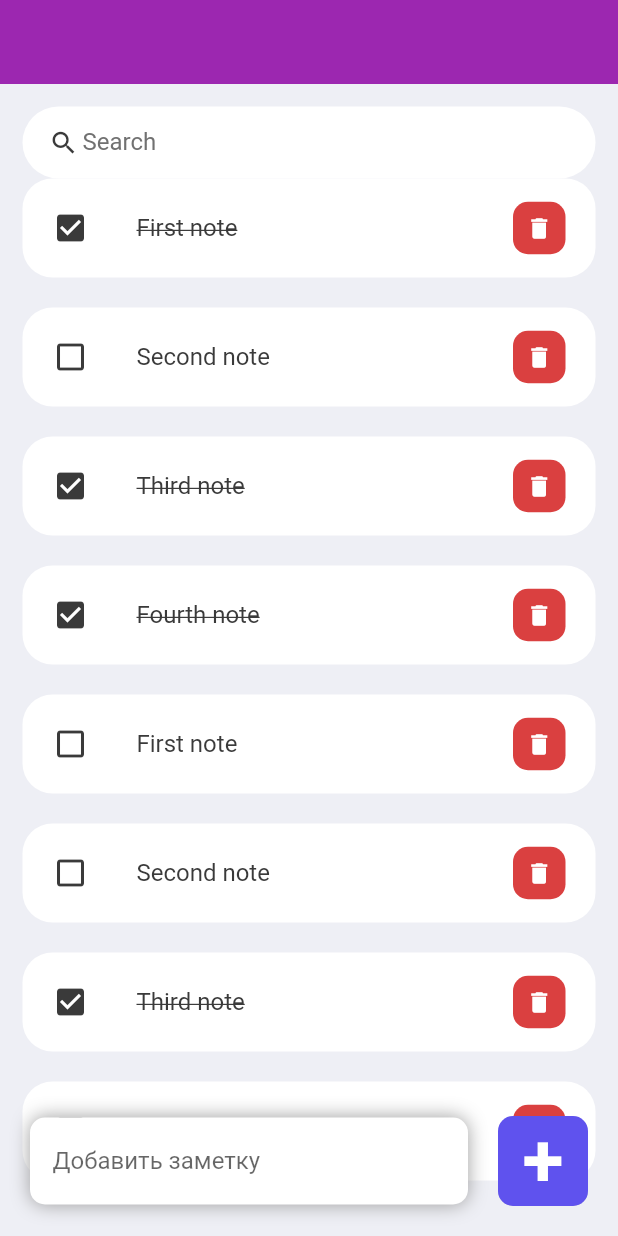
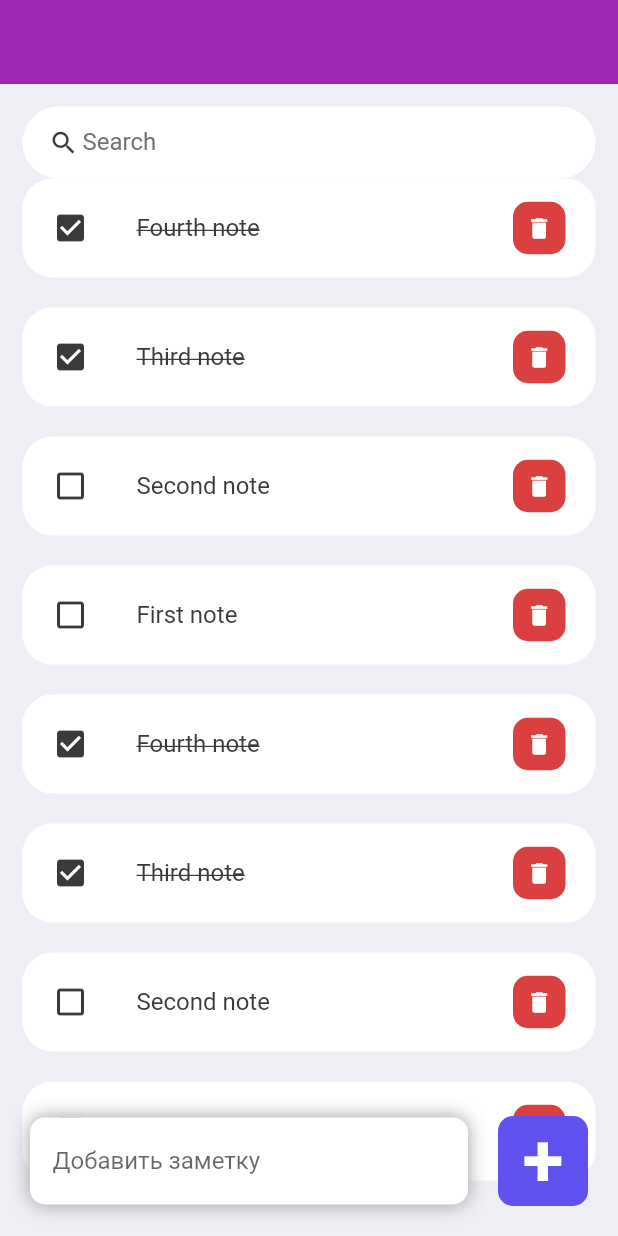
Before and after one commit to KhusseinGashimov/note, a Flutter app: the screen it shows after launch, on a phone screen of 412 x 824 dp. Run offline on Flutter 3.47's test engine with Material 2 defaults, Android fonts, the phone set to English and light mode, and no system bars.

Commit message:
done project

```diff
--- a/lib/HomePage.dart
+++ b/lib/HomePage.dart
@@ -1,3 +1,4 @@
+
 import 'package:flutter/material.dart';
 import 'package:note/constant.dart';
 import 'package:note/notes.dart';
@@ -5,7 +6,7 @@ import 'package:note/notes.dart';
 import 'Note.dart';
 
 class HomePage extends StatefulWidget {
-  HomePage({Key? key}) : super(key: key);
+  const HomePage({Key? key}) : super(key: key);
 
   @override
   State<HomePage> createState() => _HomePageState();
@@ -33,7 +34,7 @@ class _HomePageState extends State<HomePage> {
         body: Stack(
           children: [
             Container(
-              padding: EdgeInsets.symmetric(vertical: 15, horizontal: 15),
+              padding: const EdgeInsets.symmetric(vertical: 15, horizontal: 15),
               child: Column(
                 children: [
                   Container(
@@ -43,7 +44,7 @@ class _HomePageState extends State<HomePage> {
                         borderRadius: BorderRadius.circular(30)),
                     child: TextField(
                       onChanged: (value)=>_runFilter(value),
-                      decoration: InputDecoration(
+                      decoration: const InputDecoration(
                           contentPadding: EdgeInsets.all(0),
                           prefixIcon: Icon(
                             Icons.search,
@@ -60,7 +61,7 @@ class _HomePageState extends State<HomePage> {
                   Expanded(
                     child: ListView(
                       children: [
-                        for (Note notee in _foundNote)
+                        for (Note notee in _foundNote.reversed)
                           Notes(
                               note: notee,
                               onNoteChanged: _handleNoteChange,
@@ -77,8 +78,8 @@ class _HomePageState extends State<HomePage> {
                 children: [
                   Expanded(
                       child: Container(
-                    padding: EdgeInsets.symmetric(horizontal: 15, vertical: 5),
-                    margin: EdgeInsets.only(bottom: 20, right: 20, left: 20),
+                    padding: const EdgeInsets.symmetric(horizontal: 15, vertical: 5),
+                    margin: const EdgeInsets.only(bottom: 20, right: 20, left: 20),
                     decoration: BoxDecoration(
                       color: Colors.white,
                       boxShadow: const [
@@ -92,29 +93,29 @@ class _HomePageState extends State<HomePage> {
                     ),
                     child: TextField(
                       controller: _noteController,
-                      decoration: InputDecoration(
+                      decoration: const InputDecoration(
                         hintText: "Добавить заметку",
                         border: InputBorder.none,
                       ),
                     ),
                   )),
                   Container(
-                    margin: EdgeInsets.only(bottom: 20, right: 20),
+                    margin: const EdgeInsets.only(bottom: 20, right: 20),
                     child: ClipRRect(
                       borderRadius: BorderRadius.circular(10),
                       child: ElevatedButton(
                         onPressed: () {
                           _addNoteController(_noteController.text);
                         },
-                        child: Text(
+                        style: ElevatedButton.styleFrom(
+                            backgroundColor: tdBlue,
+                            minimumSize: const Size(60, 60),
+                            elevation: 10),
+                        child: const Text(
                           '+',
                           style: TextStyle(
                               fontSize: 50, fontWeight: FontWeight.bold),
                         ),
-                        style: ElevatedButton.styleFrom(
-                            primary: tdBlue,
-                            minimumSize: Size(60, 60),
-                            elevation: 10),
                       ),
                     ),
                   )
@@ -142,13 +143,14 @@ class _HomePageState extends State<HomePage> {
 
   void _runFilter(String enteredKey) {
     List<Note> results = [];
-    if (enteredKey.isEmpty)
+    if (enteredKey.isEmpty) {
       results = noteList;
-    else
+    } else {
       results = noteList
           .where((item) =>
               item.noteName!.toLowerCase().contains(enteredKey.toLowerCase()))
           .toList();
+    }
 
     setState(() {
       _foundNote =results;
--- a/lib/notes.dart
+++ b/lib/notes.dart
@@ -12,14 +12,14 @@ class Notes extends StatelessWidget {
   @override
   Widget build(BuildContext context) {
     return Container(
-      margin: EdgeInsets.only(bottom: 20),
+      margin: const EdgeInsets.only(bottom: 20),
       child: ListTile(
         onTap: () {
           onNoteChanged(note);
         },
         shape: RoundedRectangleBorder(borderRadius: BorderRadius.circular(20)),
         tileColor: Colors.white,
-        contentPadding: EdgeInsets.symmetric(horizontal: 20, vertical: 5),
+        contentPadding: const EdgeInsets.symmetric(horizontal: 20, vertical: 5),
         leading: Icon(
           note.isDone ? Icons.check_box : Icons.check_box_outline_blank,
           color: tdBlack,
@@ -43,7 +43,7 @@ class Notes extends StatelessWidget {
           child: IconButton(
             color: Colors.white,
             iconSize: 18,
-            icon: Icon(Icons.delete),
+            icon: const Icon(Icons.delete),
             onPressed: () {
               onDeleteNote(note.id);
             },
```
